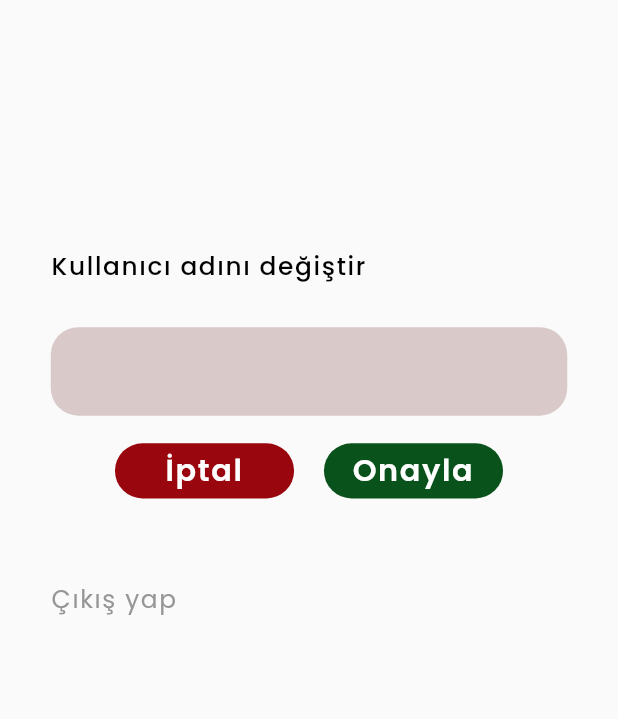
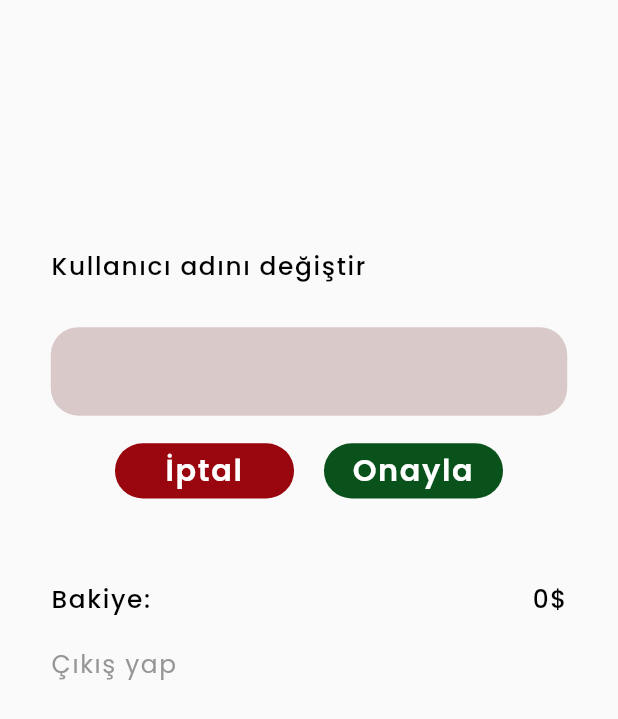
Before and after one commit to Tugcenaz/chopspick, a Flutter app: the ProfilePage screen opened directly, on a phone screen of 412 x 824 dp. Shown: the top 719 px of the screen. Run offline on Flutter 3.47's test engine with Material 2 defaults, Android fonts, the phone set to English and light mode, and no system bars; drawn by our look-alikes of flutter_bounceable; our stand-ins replace badges, cached_network_image, cloud_firestore, firebase_auth, firebase_core, flutter_screenutil and 4 more; accounts and stored records are empty; statements that could not run were skipped.

```diff
--- a/lib/app/models/user_model.dart
+++ b/lib/app/models/user_model.dart
@@ -3,7 +3,7 @@ class UserModel {
   String? userId;
   String? picture;
   String? userName;
-  double? balance;
+  int? balance;
   int? createdAt;
 
   UserModel(
--- a/lib/app/services/db_service.dart
+++ b/lib/app/services/db_service.dart
@@ -44,6 +44,7 @@ class DBService {
     } catch (e) {
       debugPrint("db getUSer error = $e");
     }
+    return null;
   }
 
   Future<bool?> saveOrder(
--- a/lib/app/views/profile_page.dart
+++ b/lib/app/views/profile_page.dart
@@ -114,9 +114,26 @@ class _ProfilePageState extends State<ProfilePage> {
             SizedBox(
               height: 60.h,
             ),
+            Row(
+              mainAxisAlignment: MainAxisAlignment.spaceBetween,
+              children: [
+                Text(
+                  'Bakiye:',
+                  style: TextStyles.titleBlackTextStyle1(fontSize: 18.sp),
+                ),
+                Text(
+                  '${userController.user.value.balance}\$',
+                  style: TextStyles.titleBlackTextStyle1(fontSize: 18.sp),
+                ),
+              ],
+            ),
+            SizedBox(
+              height: 20.h,
+            ),
             Bounceable(
                 onTap: () {
                   userController.signOut();
+                  goToPage(0);
                 },
                 child: Text(
                   'Çıkış yap',
```
Also changed, not shown: lib/app/controllers/user_controller.dart (+18 -2 lines), lib/app/views/basket_page/basket_page.dart (+9 -2 lines), lib/core/constants/constants.dart (+10 -7 lines), assets/icons/decrease_icon.png (added), assets/icons/delete.png (added), assets/images/shadow.png (added).
